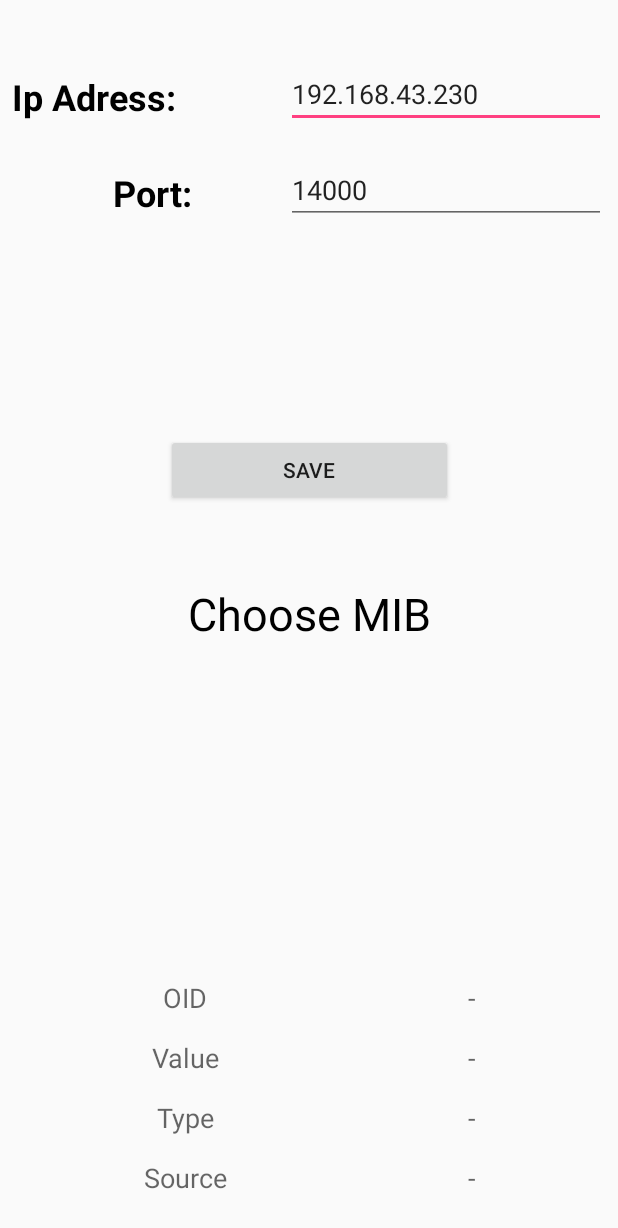
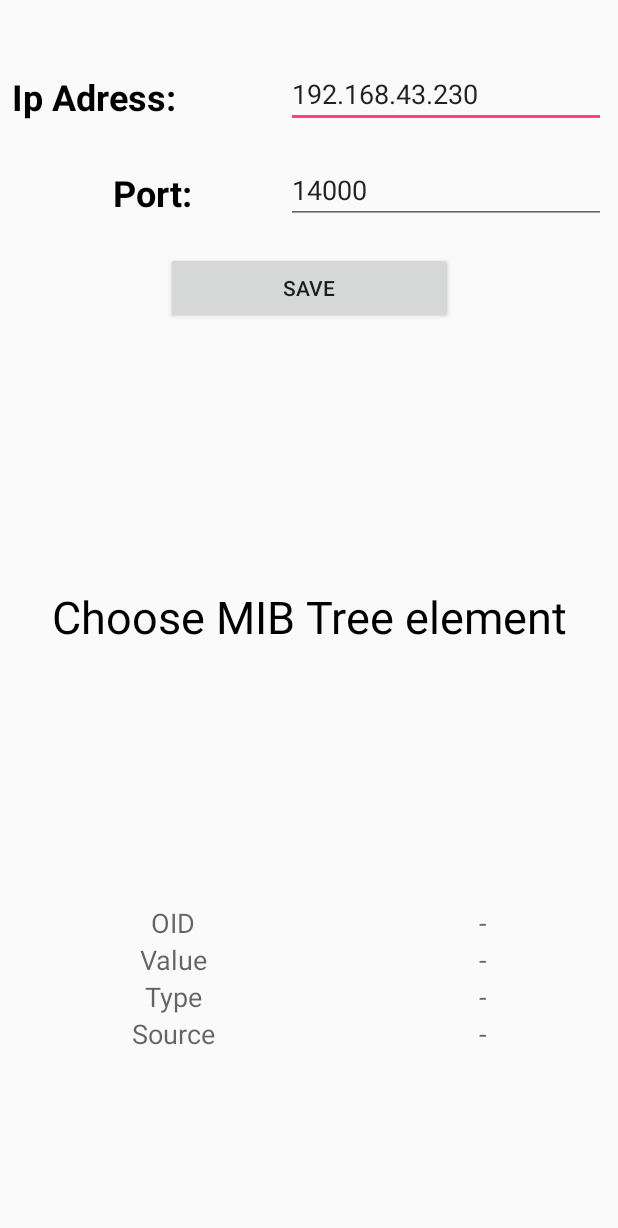
Before and after one commit to Golcio/SNMP-Mobile-Browser, an Android app: the screen it shows after launch (MainActivity), on a phone screen of 412 x 824 dp. Shown: the top 1228 px of the screen. Run offline under Robolectric (Android 15) with nearby library versions, the phone set to English and light mode, and no system bars.

Commit message:
koniec
działa już raczej finalnie

```diff
--- a/app/src/main/java/com/example/micha/snmpmobilebrowser/MainActivity.java
+++ b/app/src/main/java/com/example/micha/snmpmobilebrowser/MainActivity.java
@@ -117,36 +117,36 @@ public class MainActivity extends AppCompatActivity
         // Handle navigation view item clicks here.
         int id = item.getItemId();
 
-        if (id == R.id.sysdescr) {
-            sendQuery(".1.3.6.1.2.1.1.1.0");
-            textview.setText("sysdescr");
+        if (id == R.id.ipindelivers) {
+            sendQuery(".1.3.6.1.2.1.4.9.0");
+            textview.setText("ipInDelivers");
         } else if (id == R.id.sysobjectid) {
             sendQuery(".1.3.6.1.2.1.1.2.0");
-            textview.setText("sysobjectid");
+            textview.setText("sysObjectID");
         } else if (id == R.id.sysuptime) {
             sendQuery(".1.3.6.1.2.1.1.3.0");
-            textview.setText("sysuptime");
+            textview.setText("sysUpTime");
         } else if (id == R.id.ifnumber) {
             sendQuery(".1.3.6.1.2.1.2.1.0");
-            textview.setText("ifnumber");
+            textview.setText("ifNumber");
         } else if (id == R.id.ipinreceives) {
             sendQuery(".1.3.6.1.2.1.4.3.0");
-            textview.setText("ipinreceives");
+            textview.setText("ipInReceives");
         } else if (id == R.id.ipinhdrerrors) {
             sendQuery(".1.3.6.1.2.1.4.4.0");
-            textview.setText("ipinhdrerrors");
+            textview.setText("ipInHdrErrors");
         } else if (id == R.id.ipinaddrerrors) {
             sendQuery(".1.3.6.1.2.1.4.5.0");
-            textview.setText("ipinaddrerrors");
+            textview.setText("ipInAddrErrors");
         } else if (id == R.id.ipforwdatagrams) {
             sendQuery(".1.3.6.1.2.1.4.6.0");
-            textview.setText("ipforwdatagrams");
+            textview.setText("ipForwDatagrams");
         } else if (id == R.id.ipinunknownprotos) {
             sendQuery(".1.3.6.1.2.1.4.7.0");
-            textview.setText("ipinunknownprotos");
+            textview.setText("ipInUnknownProtos");
         } else if (id == R.id.ipindiscards) {
             sendQuery(".1.3.6.1.2.1.4.8.0");
-            textview.setText("ipindiscards");
+            textview.setText("ipInDiscards");
         }
 
         DrawerLayout drawer = (DrawerLayout) findViewById(R.id.drawer_layout);
--- a/app/src/main/res/layout/content_main.xml
+++ b/app/src/main/res/layout/content_main.xml
@@ -11,98 +11,96 @@
     <TextView
         android:id="@+id/textView"
         android:layout_width="0dp"
-        android:layout_height="552dp"
-        android:layout_marginTop="8dp"
+        android:layout_height="wrap_content"
+        android:layout_marginBottom="65dp"
+        android:layout_marginTop="284dp"
         android:gravity="center_vertical"
-        android:text="Choose MIB"
+        android:text="Choose MIB Tree element"
         android:textAlignment="center"
         android:textColor="@android:color/black"
         android:textSize="30sp"
-        app:layout_constraintBottom_toBottomOf="@+id/tableLayout"
+        app:layout_constraintBottom_toTopOf="@+id/tableLayout"
+        app:layout_constraintEnd_toEndOf="parent"
+        app:layout_constraintHorizontal_bias="0.0"
+        app:layout_constraintStart_toStartOf="parent"
+        app:layout_constraintTop_toTopOf="parent" />
+
+    <TableLayout
+        android:id="@+id/tableLayout"
+        android:layout_width="match_parent"
+        android:layout_height="wrap_content"
+        android:orientation="horizontal"
+        android:shrinkColumns="*"
+        android:stretchColumns="*"
+        android:visibility="visible"
+        app:layout_constraintBottom_toBottomOf="parent"
         app:layout_constraintEnd_toEndOf="parent"
         app:layout_constraintHorizontal_bias="0.0"
         app:layout_constraintStart_toStartOf="parent"
         app:layout_constraintTop_toTopOf="parent"
-        app:layout_constraintVertical_bias="0.49" />
-
-    <TableLayout
-        android:id="@+id/tableLayout"
-        android:layout_width="382dp"
-        android:layout_height="163dp"
-        android:layout_marginBottom="8dp"
-        android:layout_marginEnd="8dp"
-        android:layout_marginStart="8dp"
-        android:layout_marginTop="8dp"
-        android:orientation="horizontal"
-        android:stretchColumns="*"
-        android:visibility="visible"
-        app:layout_constraintBottom_toBottomOf="parent"
-        app:layout_constraintEnd_toEndOf="parent"
-        app:layout_constraintStart_toStartOf="parent"
-        app:layout_constraintTop_toTopOf="parent"
-        app:layout_constraintVertical_bias="1.0">
+        app:layout_constraintVertical_bias="0.831">
 
         <TableRow
-            android:layout_width="0dp"
+            android:layout_width="match_parent"
             android:layout_height="wrap_content"
             android:gravity="center_horizontal">
 
             <TextView
                 android:id="@+id/r1c1"
-                android:layout_width="wrap_content"
-                android:layout_height="40dp"
+                android:layout_width="fill_parent"
+                android:layout_height="wrap_content"
                 android:gravity="center_horizontal"
                 android:text="OID"
                 android:textAppearance="?android:attr/textAppearanceMedium" />
 
             <TextView
                 android:id="@+id/r1c2"
-                android:layout_width="wrap_content"
-                android:layout_height="40dp"
+                android:layout_width="fill_parent"
+                android:layout_height="wrap_content"
                 android:gravity="center_horizontal"
                 android:text="-"
                 android:textAppearance="?android:attr/textAppearanceMedium" />
         </TableRow>
 
         <TableRow
-            android:layout_width="0dp"
-            android:layout_height="40dp"
+            android:layout_width="match_parent"
+            android:layout_height="wrap_content"
             android:gravity="center_horizontal">
 
             <TextView
                 android:id="@+id/r2c1"
-                android:layout_width="wrap_content"
-                android:layout_height="40dp"
+                android:layout_width="fill_parent"
+                android:layout_height="wrap_content"
                 android:gravity="center_horizontal"
                 android:text="Value"
                 android:textAppearance="?android:attr/textAppearanceMedium" />
 
             <TextView
                 android:id="@+id/r2c2"
-                android:layout_width="wrap_content"
-                android:layout_height="40dp"
+                android:layout_width="fill_parent"
+                android:layout_height="wrap_content"
                 android:gravity="center_horizontal"
                 android:text="-"
                 android:textAppearance="?android:attr/textAppearanceMedium" />
         </TableRow>
 
         <TableRow
-            android:layout_width="0dp"
-            android:layout_height="40dp"
+            android:layout_width="match_parent"
+            android:layout_height="wrap_content"
             android:gravity="center_horizontal">
 
             <TextView
                 android:id="@+id/r3c1"
-                android:layout_width="wrap_content"
-                android:layout_height="40dp"
+                android:layout_width="fill_parent"
+                android:layout_height="wrap_content"
                 android:gravity="center_horizontal"
                 android:text="Type"
                 android:textAppearance="?android:attr/textAppearanceMedium" />
 
             <TextView
                 android:id="@+id/r3c2"
-                android:layout_width="wrap_content"
-                android:layout_height="40dp"
+                android:layout_width="fill_parent"
+                android:layout_height="wrap_content"
                 android:gravity="center_horizontal"
                 android:text="-"
                 android:textAppearance="?android:attr/textAppearanceMedium" />
@@ -110,22 +108,22 @@
         </TableRow>
 
         <TableRow
-            android:layout_width="0dp"
-            android:layout_height="40dp"
+            android:layout_width="match_parent"
+            android:layout_height="wrap_content"
             android:gravity="center_horizontal">
 
             <TextView
                 android:id="@+id/r4c1"
-                android:layout_width="wrap_content"
-                android:layout_height="40dp"
+                android:layout_width="fill_parent"
+                android:layout_height="wrap_content"
                 android:gravity="center_horizontal"
                 android:text="Source"
                 android:textAppearance="?android:attr/textAppearanceMedium" />
 
             <TextView
                 android:id="@+id/r4c2"
-                android:layout_width="wrap_content"
-                android:layout_height="40dp"
+                android:layout_width="fill_parent"
+                android:layout_height="wrap_content"
                 android:gravity="center_horizontal"
                 android:text="-"
                 android:textAppearance="?android:attr/textAppearanceMedium" />
@@ -199,11 +197,11 @@
         android:layout_height="wrap_content"
         android:layout_marginEnd="8dp"
         android:layout_marginStart="8dp"
-        android:layout_marginTop="156dp"
+        android:layout_marginTop="168dp"
         android:text="Save"
         app:layout_constraintEnd_toEndOf="parent"
-        app:layout_constraintHorizontal_bias="0.502"
+        app:layout_constraintHorizontal_bias="0.503"
         app:layout_constraintStart_toStartOf="parent"
-        app:layout_constraintTop_toTopOf="@+id/textView" />
+        app:layout_constraintTop_toTopOf="parent" />
 
 </android.support.constraint.ConstraintLayout>
--- a/app/src/main/res/menu/activity_main_drawer.xml
+++ b/app/src/main/res/menu/activity_main_drawer.xml
@@ -6,9 +6,9 @@
 
     <group android:checkableBehavior="single"></group>
     <item
-        android:id="@+id/sysdescr"
+        android:id="@+id/ipindelivers"
         android:icon="@drawable/ic_menu_send"
-        android:title="sysDescr" />
+        android:title="ipInDelivers" />
     <item
         android:id="@+id/sysobjectid"
         android:icon="@drawable/ic_menu_send"
```
